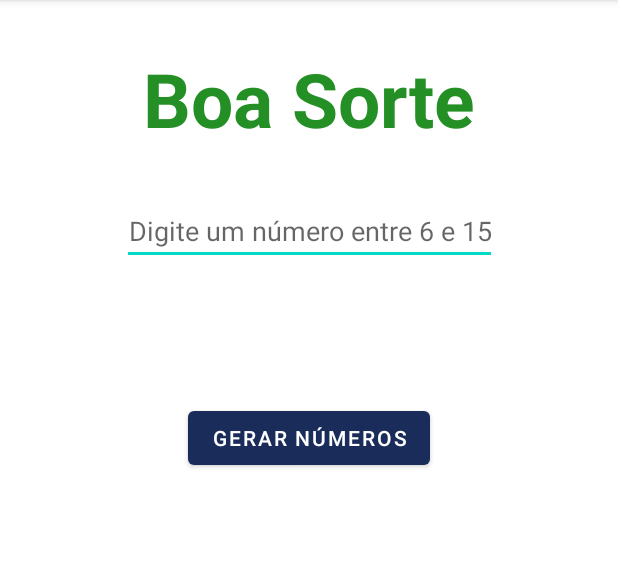
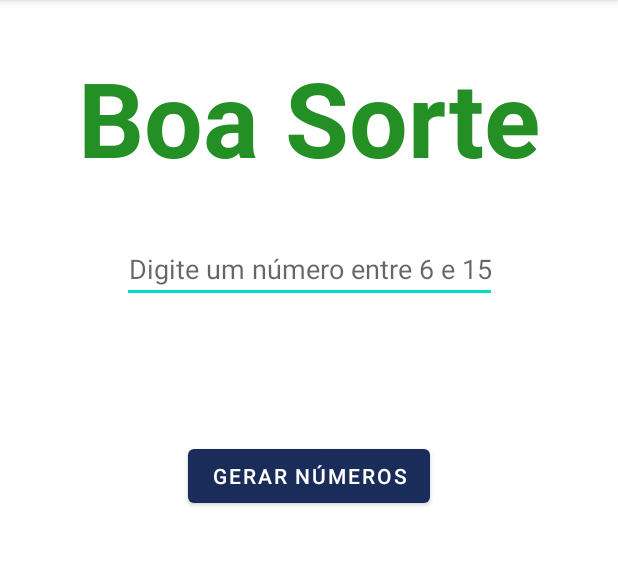
Before and after one commit to EduardoDenis/Sorteio-Mega-Sena, an Android app: the screen it shows after launch (MainActivity), on a phone screen of 412 x 824 dp, the part 84-650 px from its top. Run offline under Robolectric (Android 15) with nearby library versions, the phone set to English and light mode, and no system bars.

Commit message:
Update activity_main.xml
altered textt size

```diff
--- a/app/src/main/res/layout/activity_main.xml
+++ b/app/src/main/res/layout/activity_main.xml
@@ -14,7 +14,7 @@
         android:layout_marginTop="32dp"
         android:text="@string/title"
         android:textColor="@color/green"
-        android:textSize="50sp"
+        android:textSize="69sp"
         android:textStyle="bold"
         app:layout_constraintEnd_toEndOf="parent"
         app:layout_constraintStart_toStartOf="parent"
```
